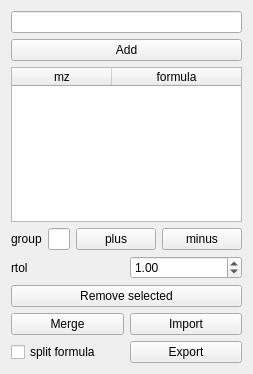
This is Orbitool/UI/MassList.ui in l460289052/Orbitool as Qt 5 draws it before an edit. The edited form follows.
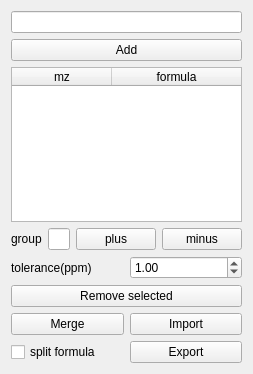
This is the edited form.

What changed in the file:
```diff
--- a/Orbitool/UI/MassList.ui
+++ b/Orbitool/UI/MassList.ui
@@ -126,7 +126,7 @@
         </sizepolicy>
        </property>
        <property name="text">
-        <string>rtol</string>
+        <string>tolerance(ppm)</string>
        </property>
       </widget>
      </item>
```
Left out of the diff: 3 changed lines with no effect on the pictures.
